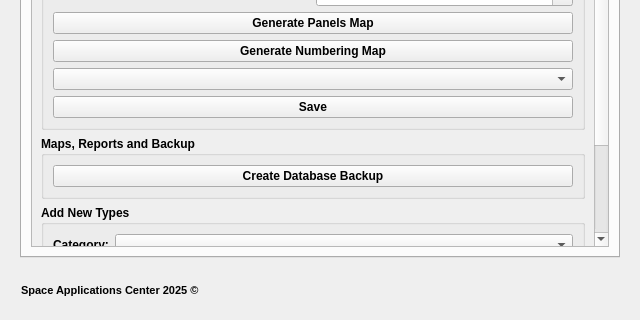
First picture: the form in gui/main_dialog_base.ui, repository Zuhir-Benslama/CAM-Communal-Addressing-Map, before the edit; both pictures show x 0 to 640 and y 318 to 638 of the 640 by 638 pixel window.
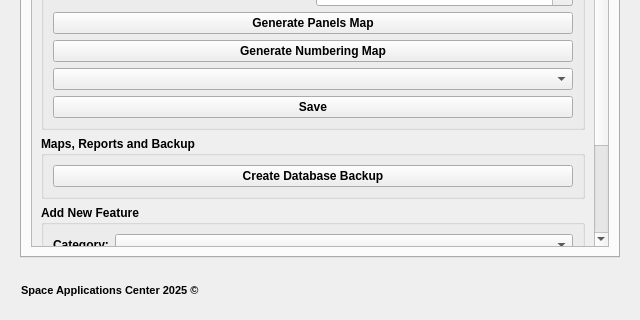
Second picture: the form after the edit. The open tabs and pages were chosen to show the change. Icons and pictures are not drawn.

Patch:
```diff
--- a/gui/main_dialog_base.ui
+++ b/gui/main_dialog_base.ui
@@ -2348,7 +2348,7 @@
                                       <item>
                                         <widget class="QGroupBox" name="groupBox_add_types">
                                           <property name="title">
-                                            <string>Add New Types</string>
+                                            <string>Add New Feature</string>
                                           </property>
                                           <layout class="QVBoxLayout" name="verticalLayout_add_types">
                                             <item>
```
